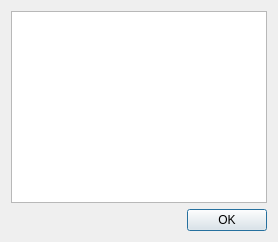
Old version of the form src/aboutdialog.ui in the repository ricardoquesada/vchar64.
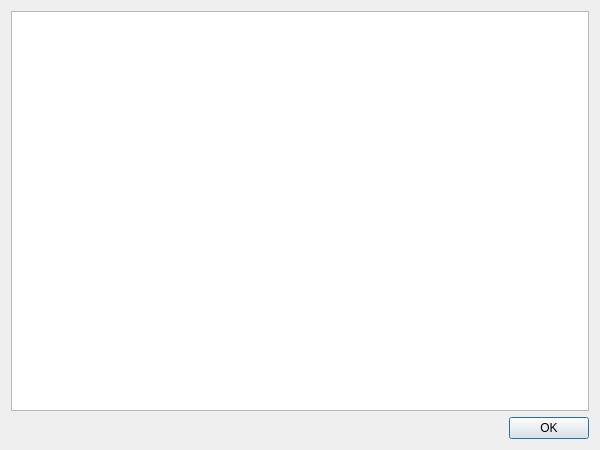
New version of the form.

Commit message: fix: better default values for About dialog

What changed in the file:
```diff
--- a/src/aboutdialog.ui
+++ b/src/aboutdialog.ui
@@ -2,6 +2,14 @@
 <ui version="4.0">
  <class>AboutDialog</class>
  <widget class="QDialog" name="AboutDialog">
+  <property name="geometry">
+   <rect>
+    <x>0</x>
+    <y>0</y>
+    <width>600</width>
+    <height>450</height>
+   </rect>
+  </property>
   <property name="windowTitle">
    <string>About</string>
   </property>
```
